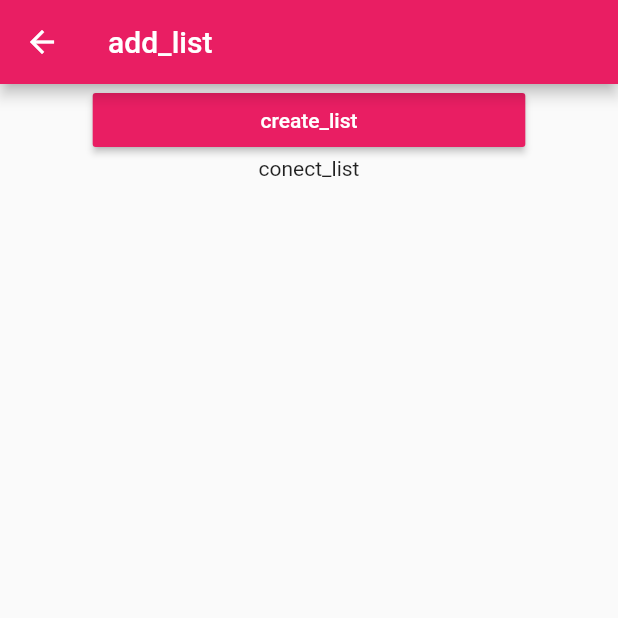
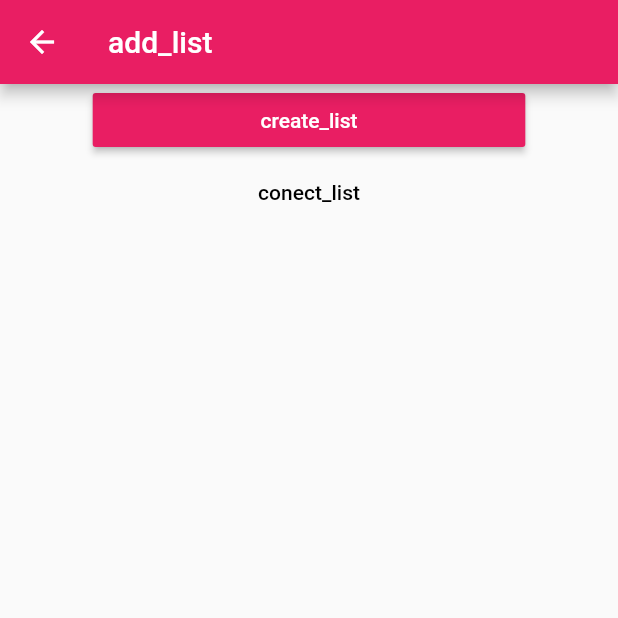
Before and after one commit to dbenitez-bcn/sharlist_old, a Flutter app: the AddList screen opened directly, on a phone screen of 412 x 824 dp, the top half of it. Run offline on Flutter 3.47's test engine with Material 2 defaults, Android fonts, the phone set to English and light mode, and no system bars; our stand-ins replace cloud_firestore, flutter_i18n, shared_preferences, sqflite; accounts and stored records are empty; statements that could not run were skipped.

Commit message:
botones mejorados addlist

```diff
--- a/lib/createLoad/addList.dart
+++ b/lib/createLoad/addList.dart
@@ -42,8 +42,14 @@ class AddList extends StatelessWidget {
   Widget _buildConnect(BuildContext context) {
     return InkWell(
       splashColor: Colors.pink[200],
-      borderRadius: BorderRadius.all(Radius.circular(20.0)),
-      child: Text(FlutterI18n.translate(context, "conect_list")),
+      borderRadius: BorderRadius.all(Radius.circular(5.0)),
+      child: SizedBox(
+        width: MediaQuery.of(context).size.width * 0.7,
+        child: FlatButton(
+          onPressed: null,
+          child: Text(FlutterI18n.translate(context, "conect_list"), style: TextStyle(color: Colors.black),),
+        ),
+      ),
       onTap: () {},
     );
   }
```
